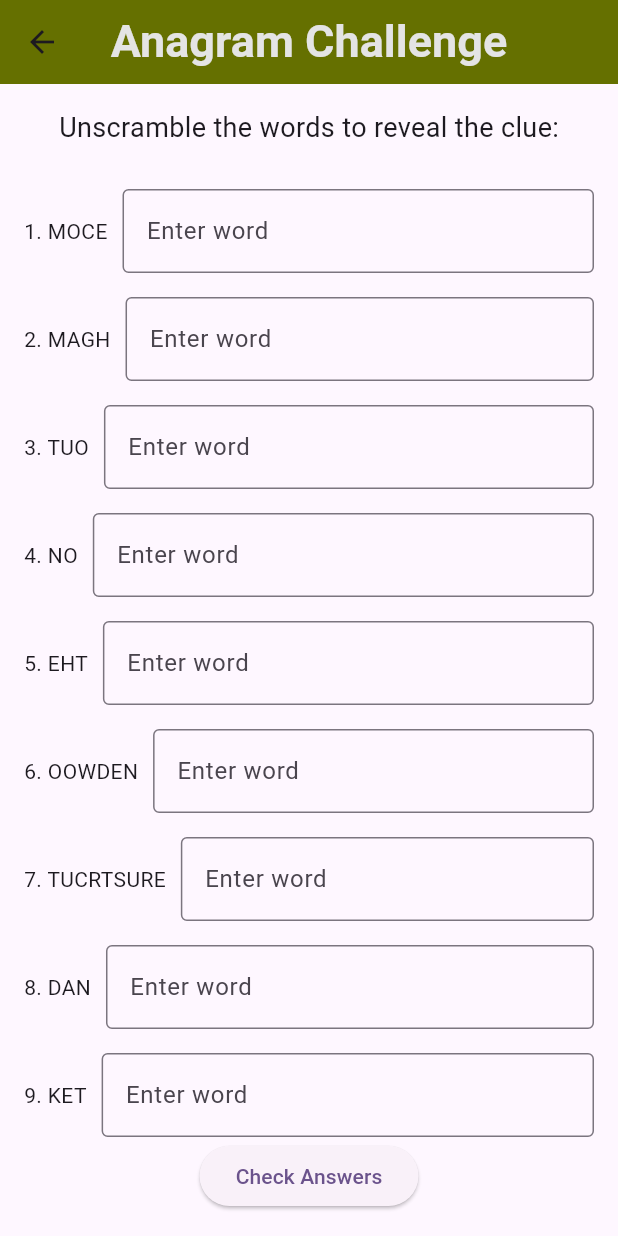
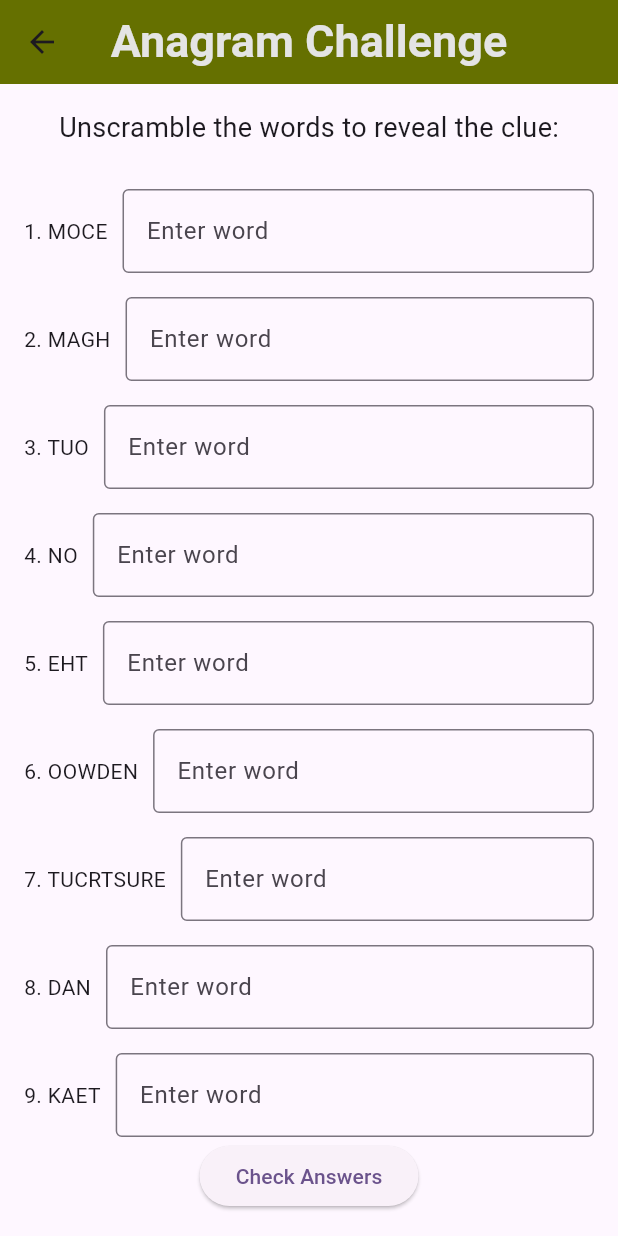
Before and after one commit to maureensanchez99/app6, a Flutter app: the CapstoneStairs screen opened directly, on a phone screen of 412 x 824 dp. Run offline on Flutter 3.47's test engine with Material 3 defaults, Android fonts, the phone set to English and light mode, and no system bars.

Commit message:
fixed misspelled word

```diff
--- a/lib/pages/capstone_stairs.dart
+++ b/lib/pages/capstone_stairs.dart
@@ -17,7 +17,7 @@ class _CapstoneStairsState extends State<CapstoneStairs> {
     "OOWDEN",
     "TUCRTSURE",
     "DAN",
-    "KET",
+    "KAET",
     "LOOC",
     "PUCRITES",
   ];
```
